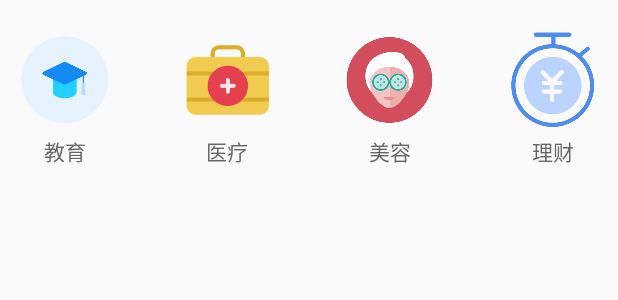
After one commit to lylandroid/hui_share, an Android app: the layout recycler_new_header.xml on its own in the app's theme, with its tools: preview values and no code run, on a phone screen of 412 x 824 dp. The commit adds this screen. Shown: the top 300 px of the screen. Run offline under Robolectric (Android 15) with nearby library versions, the phone set to English and light mode, and no system bars.

Commit message:
添加tab

```diff
--- a/app/src/main/java/com/jaydenxiao/androidfire/ui/news/fragment/NewsFrament.java
+++ b/app/src/main/java/com/jaydenxiao/androidfire/ui/news/fragment/NewsFrament.java
@@ -1,6 +1,7 @@
 package com.jaydenxiao.androidfire.ui.news.fragment;
 
 import androidx.recyclerview.widget.LinearLayoutManager;
+
 import android.view.View;
 
 import com.aspsine.irecyclerview.IRecyclerView;
@@ -28,7 +29,7 @@ import butterknife.BindView;
  * Created by xsf
  * on 2016.09.17:30
  */
-public class NewsFrament extends BaseFragment<NewsListPresenter, NewsListModel> implements NewsListContract.View, OnRefreshListener, OnLoadMoreListener {
+public class NewsFrament extends BaseFragment<NewsListPresenter, NewsListModel> implements NewsListContract.View, OnRefreshListener, OnLoadMoreListener, View.OnClickListener {
     @BindView(R.id.irc)
     IRecyclerView irc;
     @BindView(R.id.loadedTip)
@@ -38,11 +39,12 @@ public class NewsFrament extends BaseFragment<NewsListPresenter, NewsListModel>
 
     private String mNewsId;
     private String mNewsType;
-    private int mStartPage=0;
+    private int mStartPage = 0;
 
     // 标志位，标志已经初始化完成。
     private boolean isPrepared;
     private boolean isVisible;
+    private View headView;
 
     @Override
     protected int getLayoutResource() {
@@ -65,15 +67,42 @@ public class NewsFrament extends BaseFragment<NewsListPresenter, NewsListModel>
         newListAdapter = new NewListAdapter(getContext(), datas);
         newListAdapter.openLoadAnimation(new ScaleInAnimation());
         irc.setAdapter(newListAdapter);
+        addHeadView();
         irc.setOnRefreshListener(this);
         irc.setOnLoadMoreListener(this);
         //数据为空才重新发起请求
-        if(newListAdapter.getSize()<=0) {
+        if (newListAdapter.getSize() <= 0) {
             mStartPage = 0;
             mPresenter.getNewsListDataRequest(mNewsType, mNewsId, mStartPage);
         }
     }
 
+
+    public void addHeadView() {
+        if (headView == null) {
+            headView = View.inflate(getActivity(), R.layout.recycler_new_header, null);
+            headView.findViewById(R.id.tv_tab_education).setOnClickListener(this);
+            headView.findViewById(R.id.tv_tab_medicine).setOnClickListener(this);
+            headView.findViewById(R.id.tv_tab_cosmetology).setOnClickListener(this);
+            headView.findViewById(R.id.tv_tab_money).setOnClickListener(this);
+            irc.removeHeaderAllView();
+            irc.addHeaderView(headView);
+        }
+    }
+
+    @Override
+    public void onClick(View v) {
+        switch (v.getId()) {
+            case R.id.tv_tab_education:
+                break;
+            case R.id.tv_tab_medicine:
+                break;
+            case R.id.tv_tab_cosmetology:
+                break;
+            case R.id.tv_tab_money:
+                break;
+        }
+    }
 
     @Override
     public void returnNewsListData(List<NewsSummary> newsSummaries) {
@@ -120,8 +149,8 @@ public class NewsFrament extends BaseFragment<NewsListPresenter, NewsListModel>
 
     @Override
     public void showLoading(String title) {
-        if( newListAdapter.getPageBean().isRefresh()) {
-            if(newListAdapter.getSize()<=0) {
+        if (newListAdapter.getPageBean().isRefresh()) {
+            if (newListAdapter.getSize() <= 0) {
                 loadedTip.setLoadingTip(LoadingTip.LoadStatus.loading);
             }
         }
@@ -134,13 +163,13 @@ public class NewsFrament extends BaseFragment<NewsListPresenter, NewsListModel>
 
     @Override
     public void showErrorTip(String msg) {
-        if( newListAdapter.getPageBean().isRefresh()) {
-            if(newListAdapter.getSize()<=0) {
+        if (newListAdapter.getPageBean().isRefresh()) {
+            if (newListAdapter.getSize() <= 0) {
                 loadedTip.setLoadingTip(LoadingTip.LoadStatus.error);
                 loadedTip.setTips(msg);
             }
             irc.setRefreshing(false);
-        }else{
+        } else {
             irc.setLoadMoreStatus(LoadMoreFooterView.Status.ERROR);
         }
     }
--- /dev/null
+++ b/app/src/main/res/layout/recycler_new_header.xml
@@ -0,0 +1,71 @@
+<?xml version="1.0" encoding="utf-8"?>
+<LinearLayout xmlns:android="http://schemas.android.com/apk/res/android"
+    android:layout_width="match_parent"
+    android:layout_height="match_parent"
+    android:orientation="horizontal"
+    android:paddingLeft="10dp"
+    android:paddingTop="20dp"
+    android:paddingRight="10dp"
+    android:paddingBottom="20dp">
+
+    <TextView
+        android:id="@+id/tv_tab_education"
+        android:layout_width="wrap_content"
+        android:layout_height="wrap_content"
+        android:drawableTop="@mipmap/icon_tab_education"
+        android:drawablePadding="3dp"
+        android:gravity="center"
+        android:text="教育"
+        android:textColor="#666666"
+        android:textSize="14sp" />
+
+    <View
+        android:layout_width="0dp"
+        android:layout_height="1dp"
+        android:layout_weight="1" />
+
+    <TextView
+        android:id="@+id/tv_tab_medicine"
+        android:layout_width="wrap_content"
+        android:layout_height="wrap_content"
+        android:drawableTop="@mipmap/icon_tab_medicine"
+        android:drawablePadding="3dp"
+        android:gravity="center"
+        android:text="医疗"
+        android:textColor="#666666"
+        android:textSize="14sp" />
+
+    <View
+        android:layout_width="0dp"
+        android:layout_height="1dp"
+        android:layout_weight="1" />
+
+    <TextView
+        android:id="@+id/tv_tab_cosmetology"
+        android:layout_width="wrap_content"
+        android:layout_height="wrap_content"
+        android:drawableTop="@mipmap/icon_tab_cosmetology"
+        android:drawablePadding="3dp"
+        android:gravity="center"
+        android:text="美容"
+        android:textColor="#666666"
+        android:textSize="14sp" />
+
+
+    <View
+        android:layout_width="0dp"
+        android:layout_height="1dp"
+        android:layout_weight="1" />
+
+    <TextView
+        android:id="@+id/tv_tab_money"
+        android:layout_width="wrap_content"
+        android:layout_height="wrap_content"
+        android:drawableTop="@mipmap/icon_tab_money"
+        android:drawablePadding="3dp"
+        android:gravity="center"
+        android:text="理财"
+        android:textColor="#666666"
+        android:textSize="14sp" />
+
+</LinearLayout>
```
Also changed, not shown: app/src/main/res/mipmap-xxhdpi/icon_tab_education.png, app/src/main/res/mipmap-xxhdpi/icon_tab_money.png.
